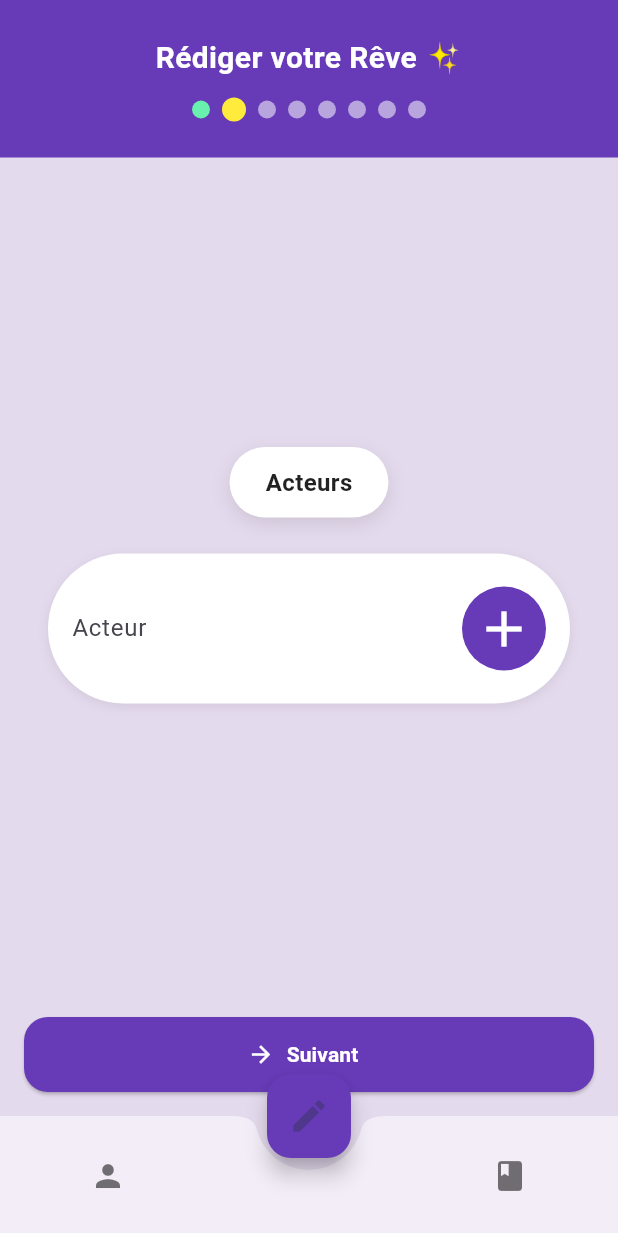
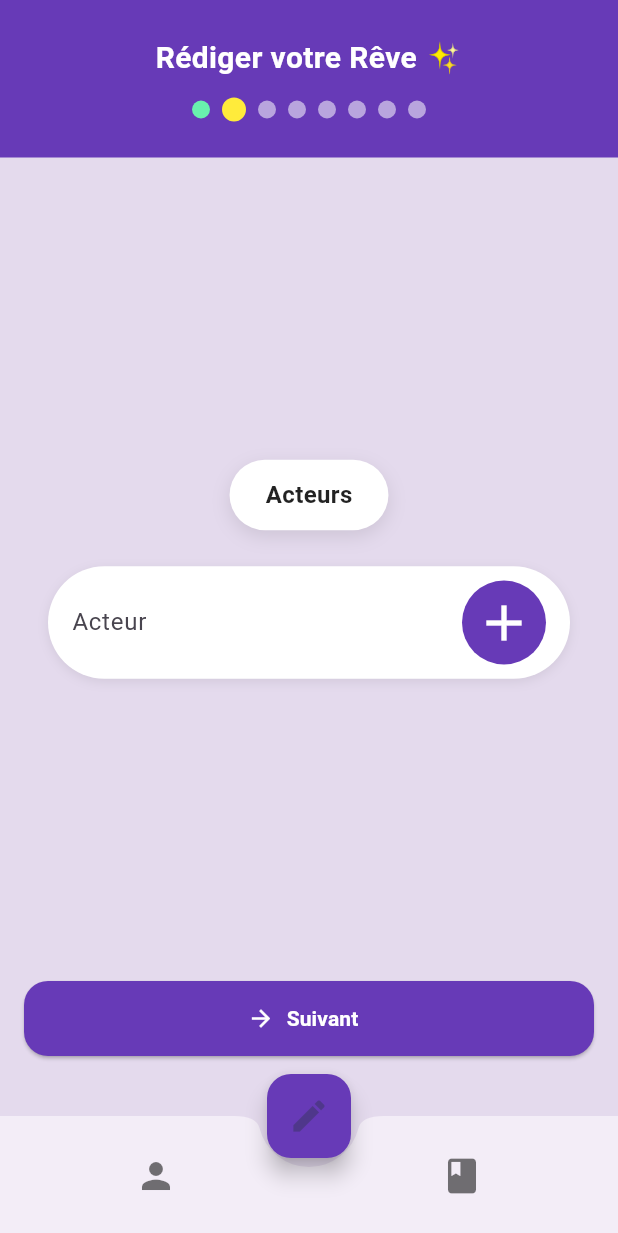
Before and after one commit to Xantos07/Revato-Flutter, a Flutter app: the HomeScaffold screen opened by its route, after a tap on "Suivant", on a phone screen of 412 x 824 dp. Shown: the top 1233 px of the screen. Run offline on Flutter 3.47's test engine with Material 3 defaults, Android fonts, the phone set to English and light mode, and no system bars; our stand-ins replace flutter_secure_storage; accounts and stored records are empty.

Commit message:
💄visual enhancement of the navigation bar

```diff
--- a/app/lib/app.dart
+++ b/app/lib/app.dart
@@ -1,5 +1,5 @@
 import 'package:flutter/material.dart';
-import 'SplashScreen.dart';
+import 'widgets/SplashScreen.dart';
 import '../views/register_screen.dart';
 import '../views/login_screen.dart';
 import 'home_scaffold.dart';
--- a/app/lib/home_scaffold.dart
+++ b/app/lib/home_scaffold.dart
@@ -1,12 +1,12 @@
 import 'package:flutter/material.dart';
-import 'redaction_screen.dart';
-import 'profil_screen.dart';
+import 'views/redaction_screen.dart';
+import 'views/profil_screen.dart';
 import 'views/taskList.dart';
 
 class HomeScaffold extends StatefulWidget {
   const HomeScaffold({Key? key}) : super(key: key);
   @override
-  _HomeScaffoldState createState() => _HomeScaffoldState();
+  State<HomeScaffold> createState() => _HomeScaffoldState();
 }
 
 class _HomeScaffoldState extends State<HomeScaffold> {
@@ -24,33 +24,51 @@ class _HomeScaffoldState extends State<HomeScaffold> {
 
       floatingActionButton: FloatingActionButton(
         backgroundColor: Colors.deepPurple,
-        child: Icon(Icons.edit, size: 28),
+        child: const Icon(Icons.edit, size: 28),
         onPressed: () => setState(() => _currentIndex = 1),
       ),
       floatingActionButtonLocation: FloatingActionButtonLocation.centerDocked,
 
       bottomNavigationBar: BottomAppBar(
-        shape: CircularNotchedRectangle(),
-        notchMargin: 8,
-        child: Padding(
-          padding: const EdgeInsets.symmetric(horizontal: 32),
+        elevation: 8,
+        shape: const CircularNotchedRectangle(),
+        notchMargin: 6,
+
+        // on ajoute un container pour donner un peu de hauteur + padding
+        child: Container(
+          height: 60,
+          padding: const EdgeInsets.symmetric(horizontal: 16),
           child: Row(
-            mainAxisAlignment: MainAxisAlignment.spaceBetween,
             children: [
-              IconButton(
+              // Profil
+              Expanded(
+                child: IconButton(
+                  iconSize: 28,
                   icon: Icon(
                     Icons.person,
-                  color: _currentIndex == 0 ? Colors.deepPurple : Colors.black54,
+                    color: _currentIndex == 0
+                        ? Colors.deepPurple
+                        : Colors.black54,
                   ),
                   onPressed: () => setState(() => _currentIndex = 0),
                 ),
+              ),
 
-              IconButton(
+              // Espace réservé pour le FAB
+              const SizedBox(width: 60),
+
+              // Tâches (ou Journal)
+              Expanded(
+                child: IconButton(
+                  iconSize: 28,
                   icon: Icon(
                     Icons.book,
-                  color: _currentIndex == 2 ? Colors.deepPurple : Colors.black54,
+                    color: _currentIndex == 2
+                        ? Colors.deepPurple
+                        : Colors.black54,
                   ),
                   onPressed: () => setState(() => _currentIndex = 2),
+                ),
               ),
             ],
           ),
--- a/app/lib/redaction_screen.dart
+++ /dev/null
@@ -1,112 +0,0 @@
-import 'package:app/models/dream.dart';
-import 'package:flutter/material.dart';
-import '../widgets/header_dream.dart';
-import '../widgets/step_page.dart';
-import 'dream_form_data.dart';
-import '../controller/dream_controller.dart';
-
-class RedactionScreen extends StatefulWidget {
-  const RedactionScreen({super.key});
-
-  @override
-  State<RedactionScreen> createState() => _RedactionScreenState();
-}
-
-class _RedactionScreenState extends State<RedactionScreen> {
-  final PageController _pageController = PageController();
-  int _pageIndex = 0;
-  final int totalPages = 8;
-
-  final DreamFormData formData = DreamFormData(
-    title: '',
-    actors: [],
-    locations: [],
-    content: '',
-    feeling: '',
-    tagsBeforeEvent: [],
-    tagsBeforeFeeling: [],
-    tagsDreamFeeling: [],
-  );
-
-  void _nextPage() async {
-    print("📝 Données actuelles : ${formData.toJson()}");
-
-    if (_pageIndex < totalPages - 1) {
-      _pageController.nextPage(
-        duration: const Duration(milliseconds: 300),
-        curve: Curves.easeInOut,
-      );
-    } else {
-      final dream = formData.toDream();
-      final success = await DreamController().createDream(dream);
-
-
-      if (success) {
-        debugPrint("✅ Rêve envoyé !");
-        if (mounted) {
-          ScaffoldMessenger.of(context).showSnackBar(
-            const SnackBar(content: Text("Rêve envoyé avec succès !")),
-          );
-        }
-      } else {
-        debugPrint("❌ Échec de l'envoi.");
-        if (mounted) {
-          ScaffoldMessenger.of(context).showSnackBar(
-            const SnackBar(content: Text("Erreur lors de l'envoi.")),
-          );
-        }
-      }
-    }
-  }
-
-  @override
-  Widget build(BuildContext context) {
-    return Scaffold(
-      body: Column(
-        children: [
-          HeaderDream(currentPage: _pageIndex, totalPages: totalPages),
-          Expanded(
-            child: PageView(
-              controller: _pageController,
-              onPageChanged: (index) => setState(() => _pageIndex = index),
-              children: [
-                StepPage(title: "Titre du rêve", hint: "Ex : Le château volant",onChanged: (value) => formData.title = value),
-                 StepPage(title: "Acteurs", isList: true, hint: "Acteur",   onListChanged: (value) => formData.actors = value),
-                 StepPage(title: "Lieux", isList: true, hint: "Lieux", onListChanged: (value) => formData.locations = value),
-                 StepPage(title: "Notation du rêve", hint: "Ex : Tout commença lorsque je me retrouve dans ma maison à côté de mon chien..." , isLongText: true, onChanged: (value) => formData.content = value),
-                 StepPage(title: "Notation du ressenti du rêve", hint: "Ex : Le rêve commença très bien mais j'ai vite eu peur" , isLongText: true,onChanged: (value) => formData.feeling = value),
-                 StepPage(title: "Tag événementiel de la veille", isList: true, hint: "Tag événementiel de la veille",onListChanged: (value) => formData.tagsBeforeEvent = value),
-                 StepPage(title: "Tag ressenti la veille", isList: true, hint: "Tag ressenti la veille",onListChanged: (value) => formData.tagsBeforeFeeling = value),
-                 StepPage(title: "Tag ressenti dans le rêve", isList: true, hint: "Tag ressenti dans le rêve",onListChanged: (value) => formData.tagsDreamFeeling = value),
-              ],
-            ),
-          ),
-          Padding(
-            padding: const EdgeInsets.all(16.0),
-            child: Center(
-              child: ConstrainedBox(
-                constraints: const BoxConstraints(maxWidth: 400),
-                child: ElevatedButton.icon(
-                  onPressed: _nextPage,
-                  icon: const Icon(Icons.arrow_forward),
-                  label: Text(
-                    _pageIndex == totalPages - 1 ? "Terminer" : "Suivant",
-                    style: const TextStyle(fontWeight: FontWeight.bold),
-                  ),
-                  style: ElevatedButton.styleFrom(
-                    backgroundColor: Colors.deepPurple,
-                    foregroundColor: Colors.white,
-                    minimumSize: const Size.fromHeight(50),
-                    shape: RoundedRectangleBorder(
-                      borderRadius: BorderRadius.circular(16),
-                    ),
-                  ),
-                ),
-              ),
-            ),
-          ),
-        ],
-      ),
-    );
-  }
-}
--- a/app/lib/profil_screen.dart
+++ b/app/lib/views/profil_screen.dart
@@ -7,7 +7,6 @@ class ProfileScreen extends StatelessWidget {
   @override
   Widget build(BuildContext context) {
     return Scaffold(
-      // Si tu veux un AppBar distinct plutôt que celui du HomeScaffold
       appBar: AppBar(
         title: const Text("Mon Profil"),
         centerTitle: true,
@@ -20,7 +19,8 @@ class ProfileScreen extends StatelessWidget {
             CircleAvatar(
               radius: 48,
               backgroundColor: Colors.deepPurple.shade200,
-              child: Icon(Icons.person, size: 64, color: Colors.white),
+              backgroundImage: AssetImage('assets/profil.png'),
+              //child: Icon(Icons.person, size: 64, color: Colors.white),
             ),
             const SizedBox(height: 12),
             const Text(
--- /dev/null
+++ b/app/lib/views/redaction_screen.dart
@@ -0,0 +1,156 @@
+import 'package:flutter/material.dart';
+import 'package:app/models/dream.dart';
+import '../../widgets/header_dream.dart';
+import '../../widgets/step_page.dart';
+import '../dream_form_data.dart';
+import '../../controller/dream_controller.dart';
+
+class RedactionScreen extends StatefulWidget {
+  const RedactionScreen({super.key});
+
+  @override
+  State<RedactionScreen> createState() => _RedactionScreenState();
+}
+
+class _RedactionScreenState extends State<RedactionScreen> {
+  final PageController _pageController = PageController();
+  int _pageIndex = 0;
+  final int totalPages = 8;
+
+  final DreamFormData formData = DreamFormData(
+    title: '',
+    actors: [],
+    locations: [],
+    content: '',
+    feeling: '',
+    tagsBeforeEvent: [],
+    tagsBeforeFeeling: [],
+    tagsDreamFeeling: [],
+  );
+
+  void _nextPage() async {
+    print("📝 Données actuelles : ${formData.toJson()}");
+
+    if (_pageIndex < totalPages - 1) {
+      _pageController.nextPage(
+        duration: const Duration(milliseconds: 300),
+        curve: Curves.easeInOut,
+      );
+    } else {
+      final dream = formData.toDream();
+      final success = await DreamController().createDream(dream);
+
+      if (success) {
+        if (mounted) {
+          ScaffoldMessenger.of(context).showSnackBar(
+            const SnackBar(content: Text("✅ Rêve envoyé avec succès !")),
+          );
+        }
+      } else {
+        if (mounted) {
+          ScaffoldMessenger.of(context).showSnackBar(
+            const SnackBar(content: Text("❌ Erreur lors de l'envoi.")),
+          );
+        }
+      }
+    }
+  }
+
+  @override
+  Widget build(BuildContext context) {
+    // Espace pour ne pas être masqué par la navBar/FAB
+    const bottomPadding = 40.0;
+
+    return SafeArea(
+      child: Padding(
+        padding: const EdgeInsets.only(bottom: bottomPadding),
+        child: Column(
+          children: [
+            HeaderDream(currentPage: _pageIndex, totalPages: totalPages),
+            Expanded(
+              child: PageView(
+                controller: _pageController,
+                onPageChanged: (idx) => setState(() => _pageIndex = idx),
+                children: [
+                  StepPage(
+                    title: "Titre du rêve",
+                    hint: "Ex : Le château volant",
+                    onChanged: (v) => formData.title = v,
+                  ),
+                  StepPage(
+                    title: "Acteurs",
+                    isList: true,
+                    hint: "Acteur",
+                    onListChanged: (v) => formData.actors = v,
+                  ),
+                  StepPage(
+                    title: "Lieux",
+                    isList: true,
+                    hint: "Lieux",
+                    onListChanged: (v) => formData.locations = v,
+                  ),
+                  StepPage(
+                    title: "Notation du rêve",
+                    hint:
+                    "Ex : Tout commença lorsque je me retrouve dans ma maison à côté de mon chien...",
+                    isLongText: true,
+                    onChanged: (v) => formData.content = v,
+                  ),
+                  StepPage(
+                    title: "Ressenti du rêve",
+                    hint:
+                    "Ex : Le rêve commença très bien mais j'ai vite eu peur",
+                    isLongText: true,
+                    onChanged: (v) => formData.feeling = v,
+                  ),
+                  StepPage(
+                    title: "Tag événementiel de la veille",
+                    isList: true,
+                    hint: "Tag événementiel de la veille",
+                    onListChanged: (v) => formData.tagsBeforeEvent = v,
+                  ),
+                  StepPage(
+                    title: "Tag ressenti la veille",
+                    isList: true,
+                    hint: "Tag ressenti la veille",
+                    onListChanged: (v) => formData.tagsBeforeFeeling = v,
+                  ),
+                  StepPage(
+                    title: "Tag ressenti dans le rêve",
+                    isList: true,
+                    hint: "Tag ressenti dans le rêve",
+                    onListChanged: (v) => formData.tagsDreamFeeling = v,
+                  ),
+                ],
+              ),
+            ),
+
+            // Bouton "Suivant" bien au-dessus du FAB / navBar
+            Padding(
+              padding: const EdgeInsets.symmetric(horizontal: 16.0),
+              child: ConstrainedBox(
+                constraints: const BoxConstraints(maxWidth: 400),
+                child: ElevatedButton.icon(
+                  onPressed: _nextPage,
+                  icon: const Icon(Icons.arrow_forward),
+                  label: Text(
+                    _pageIndex == totalPages - 1 ? "Terminer" : "Suivant",
+                    style: const TextStyle(fontWeight: FontWeight.bold),
+                  ),
+                  style: ElevatedButton.styleFrom(
+                    backgroundColor: Colors.deepPurple,
+                    foregroundColor: Colors.white,
+                    minimumSize: const Size.fromHeight(50),
+                    shape: RoundedRectangleBorder(
+                      borderRadius: BorderRadius.circular(16),
+                    ),
+                  ),
+                ),
+              ),
+            ),
+          ],
+        ),
+      ),
+    );
+  }
+}
--- a/app/lib/widgets/text_field.dart
+++ b/app/lib/widgets/text_field.dart
@@ -19,7 +19,7 @@ class ChampTexte extends StatelessWidget {
   @override
   Widget build(BuildContext context) {
     return Container(
-      height: isLong ? 400 : 100,
+      height: isLong ? 400 : 75,
       padding: const EdgeInsets.symmetric(horizontal: 16),
       decoration: BoxDecoration(
         color: Colors.white,
--- a/app/pubspec.yaml
+++ b/app/pubspec.yaml
@@ -60,7 +60,8 @@ flutter:
   # the material Icons class.
   uses-material-design: true
   assets:
-    - assets/bubble_header.png
+    - assets/
+
   # To add assets to your application, add an assets section, like this:
   # assets:
   #   - images/a_dot_burr.jpeg
```
Also changed, not shown: app/assets/profil.png (added), app/lib/widgets/SplashScreen.dart (renamed from app/lib/SplashScreen.dart). Lines whose indentation alone changed are shown as unchanged.
